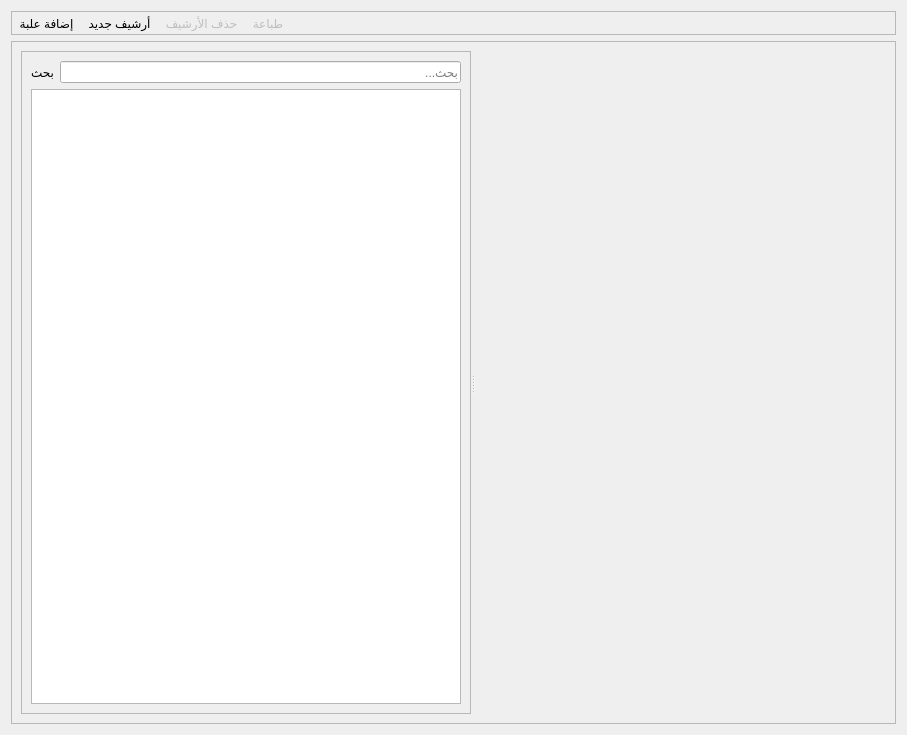
This is ui/page_archives.ui in dukehub/baillif_app_v2 as Qt 5 draws it before an edit. The edited form follows.
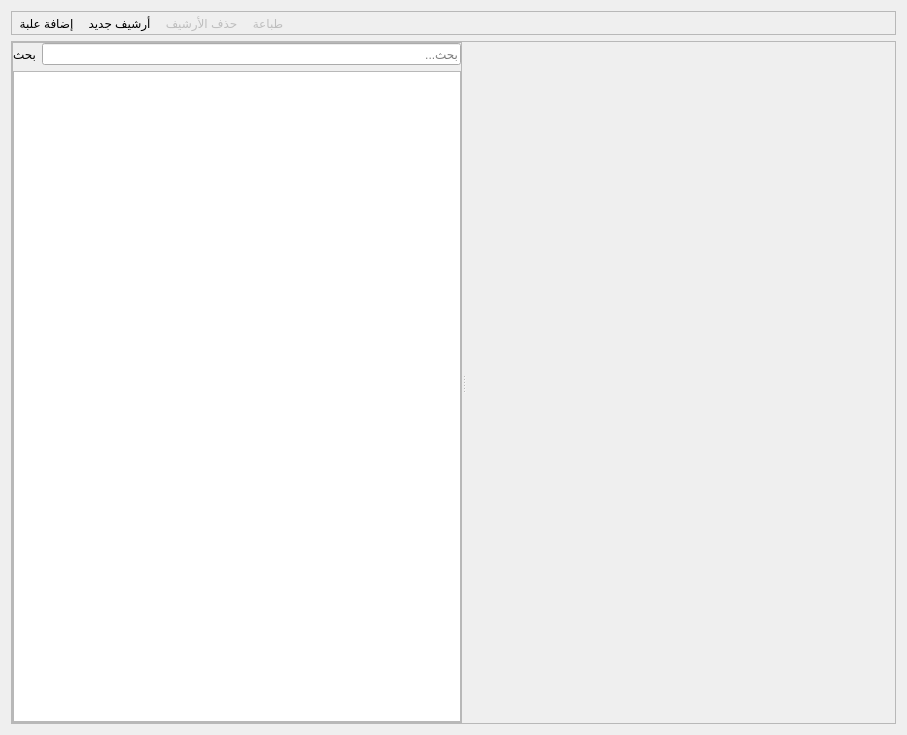
This is the edited form. Icons and pictures are not drawn. Custom widgets are drawn as their Qt base class.

Patch:
```diff
--- a/ui/page_archives.ui
+++ b/ui/page_archives.ui
@@ -167,6 +167,21 @@
       <enum>QFrame::Shadow::Raised</enum>
      </property>
      <layout class="QHBoxLayout" name="horizontalLayout_2">
+      <property name="spacing">
+       <number>0</number>
+      </property>
+      <property name="leftMargin">
+       <number>0</number>
+      </property>
+      <property name="topMargin">
+       <number>0</number>
+      </property>
+      <property name="rightMargin">
+       <number>0</number>
+      </property>
+      <property name="bottomMargin">
+       <number>0</number>
+      </property>
       <item>
        <widget class="QSplitter" name="splitter">
         <property name="orientation">
@@ -192,16 +207,28 @@
           <enum>QFrame::Shadow::Raised</enum>
          </property>
          <layout class="QVBoxLayout" name="verticalLayout">
+          <property name="leftMargin">
+           <number>0</number>
+          </property>
+          <property name="topMargin">
+           <number>0</number>
+          </property>
+          <property name="rightMargin">
+           <number>0</number>
+          </property>
+          <property name="bottomMargin">
+           <number>0</number>
+          </property>
           <item>
-           <layout class="QGridLayout" name="gridLayout">
-            <item row="0" column="0">
+           <layout class="QHBoxLayout" name="horizontalLayout_3">
+            <item>
              <widget class="QLabel" name="label">
               <property name="text">
                <string>بحث</string>
               </property>
              </widget>
             </item>
-            <item row="0" column="1">
+            <item>
              <widget class="QLineEdit" name="le_filter">
               <property name="placeholderText">
                <string>بحث...</string>
```
Left out of the diff: 2 changed lines with no effect on the pictures.
